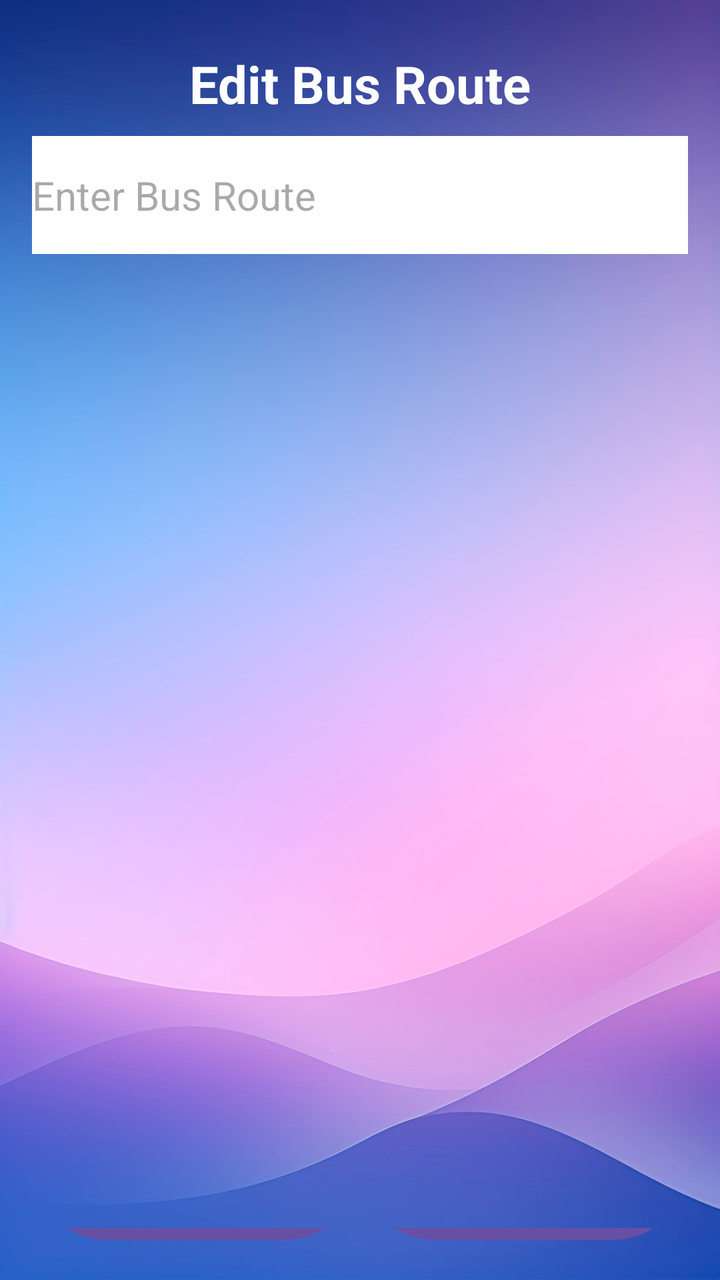
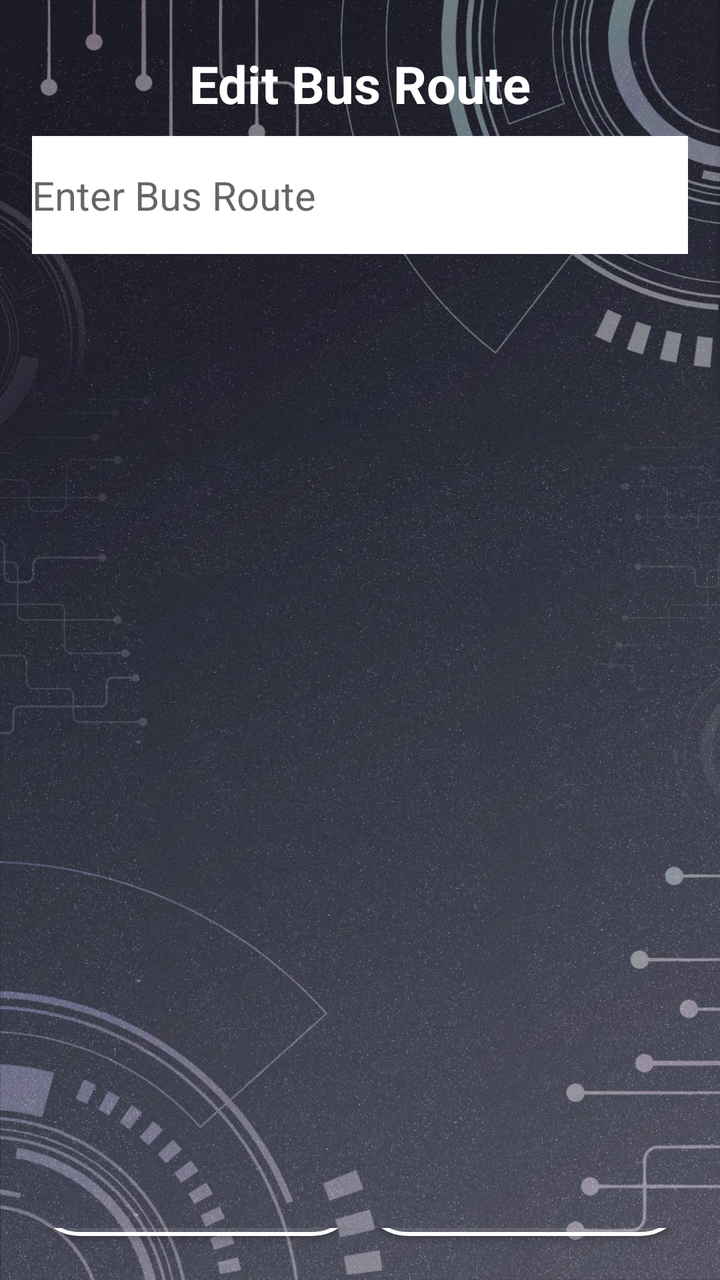

Screens rendered from an Android XML layout before and after an edit, with the pre-edit source and the edit as a unified diff.
<!-- AndroidManifest.xml: application theme Theme.VISTA -->
<!-- res/layout/activity_edit_route.xml -->
<LinearLayout
    xmlns:android="http://schemas.android.com/apk/res/android"
    xmlns:tools="http://schemas.android.com/tools"
    android:id="@+id/main"
    android:layout_width="match_parent"
    android:layout_height="match_parent"
    android:orientation="vertical"
    android:padding="16sp"
    tools:context=".FindBusEditMenuFunction.EditRouteActivity"
    android:background="@drawable/background">

    <TextView
        android:layout_width="match_parent"
        android:layout_height="52dp"
        android:gravity="center"
        android:text="@string/EditRouteActivity_title"
        android:textColor="@color/white"
        android:textSize="26sp"
        android:textStyle="bold" />

    <EditText
        android:id="@+id/etBusRoute"
        android:layout_width="match_parent"
        android:layout_height="59dp"
        android:layout_marginBottom="10dp"
        android:background="@color/white"
        android:hint="@string/EditRouteActivity_input"
        android:textSize="20sp" />

    <TextView
        android:layout_width="match_parent"
        android:layout_height="461dp"
        android:gravity="center"
        android:text=""
        android:textColor="@color/white"
        android:textSize="26sp"
        android:textStyle="bold" />

    
    <LinearLayout
        android:orientation="horizontal"
        android:layout_width="match_parent"
        android:layout_height="wrap_content"
        android:gravity="bottom"
        android:layout_marginTop="16dp"
        android:weightSum="2">

        
        <Button
            android:id="@+id/btnEditRouteActivityConfirm"
            android:layout_width="0dp"
            android:layout_height="83dp"
            android:layout_weight="1"
            android:text="@string/btn_Confirm"
            android:textSize="22sp"
            android:textStyle="bold" />

        
        <Button
            android:id="@+id/btnEditRouteActivityNext"
            android:layout_width="0dp"
            android:layout_height="83dp"
            android:layout_weight="1"
            android:text="@string/btn_next"
            android:textSize="22sp"
            android:textStyle="bold" />
    </LinearLayout>
</LinearLayout>
<!-- resources referenced by this layout -->
<resources>
  <color name="white">#FFFFFFFF</color>
  <!-- drawable background: jpg bitmap (drawable, 544840 bytes) -->
  <string name="EditRouteActivity_input">Enter Bus Route</string>
  <string name="EditRouteActivity_title">Edit Bus Route</string>
  <string name="btn_Confirm">Confirm</string>
  <string name="btn_next">Next</string>
  <style name="Theme.VISTA" parent="Base.Theme.VISTA" />
  <style name="Base.Theme.VISTA" parent="Theme.Material3.DayNight.NoActionBar">
          
          
      </style>
</resources>

<!-- the commit's change to res/layout/activity_edit_route.xml (unified diff, before → after) -->
@@ -1,6 +1,7 @@
 <LinearLayout
     xmlns:android="http://schemas.android.com/apk/res/android"
     xmlns:tools="http://schemas.android.com/tools"
+    xmlns:app="http://schemas.android.com/apk/res-auto"
     android:id="@+id/main"
     android:layout_width="match_parent"
     android:layout_height="match_parent"
@@ -46,8 +47,9 @@
         android:weightSum="2">
 
         
-        <Button
+        <com.google.android.material.button.MaterialButton
             android:id="@+id/btnEditRouteActivityConfirm"
+            style="@style/SemiTransparentRoundedButton"
             android:layout_width="0dp"
             android:layout_height="83dp"
             android:layout_weight="1"
@@ -56,8 +58,9 @@
             android:textStyle="bold" />
 
         
-        <Button
+        <com.google.android.material.button.MaterialButton
             android:id="@+id/btnEditRouteActivityNext"
+            style="@style/SemiTransparentRoundedButton"
             android:layout_width="0dp"
             android:layout_height="83dp"
             android:layout_weight="1"
<!-- resource entries referenced after the edit -->
@@ -1,15 +1,56 @@
 <!-- resources referenced by this layout -->
 <resources>
-  <color name="white">#FFFFFFFF</color>
-  <!-- drawable background: jpg bitmap (drawable, 544840 bytes) -->
+  <color name="white">#FFFFFF</color>
+  <!-- drawable background: jpeg bitmap (drawable, 288114 bytes) -->
   <string name="EditRouteActivity_input">Enter Bus Route</string>
   <string name="EditRouteActivity_title">Edit Bus Route</string>
   <string name="btn_Confirm">Confirm</string>
   <string name="btn_next">Next</string>
-  <style name="Theme.VISTA" parent="Base.Theme.VISTA" />
-  <style name="Base.Theme.VISTA" parent="Theme.Material3.DayNight.NoActionBar">
+  <style name="SemiTransparentRoundedButton" parent="Widget.MaterialComponents.Button">
+          <item name="android:textColor">#FFFFFF</item>
+          <item name="background">@drawable/button_selector</item> 
+          <item name="cornerRadius">24dp</item>
+          <item name="strokeColor">#FFFFFF</item>
+          <item name="strokeWidth">2dp</item>
+          <item name="backgroundTint">#20FFFFFF</item> 
+      </style>
+  <style name="Theme.VISTA" parent="Theme.MaterialComponents.Light.NoActionBar">
           
+          <item name="colorPrimary">@color/semi_transparent_white</item>
+          <item name="colorPrimaryVariant">@color/semi_transparent_white</item>
+          <item name="colorOnPrimary">@color/white</item>
           
       </style>
+  <!-- drawable button_selector (drawable) -->
+  <?xml version="1.0" encoding="utf-8"?>
+  <selector xmlns:android="http://schemas.android.com/apk/res/android">
+      
+      <item android:state_pressed="true">
+          <shape android:shape="rectangle">
+              <solid android:color="#20FFFFFF" /> 
+              <stroke android:width="2dp" android:color="#FFFFFF" />
+              <corners android:radius="24dp" />
+          </shape>
+      </item>
+  
+      
+      <item android:state_selected="true">
+          <shape android:shape="rectangle">
+              <solid android:color="#FFFF00" /> 
+              <stroke android:width="2dp" android:color="#FFFFFF" />
+              <corners android:radius="24dp" />
+          </shape>
+      </item>
+  
+      
+      <item>
+          <shape android:shape="rectangle">
+              <solid android:color="#20FFFFFF" /> 
+              <stroke android:width="2dp" android:color="#FFFFFF" />
+              <corners android:radius="24dp" />
+          </shape>
+      </item>
+  </selector>
+  <color name="semi_transparent_white">#80FFFFFF</color>
 </resources>
 
